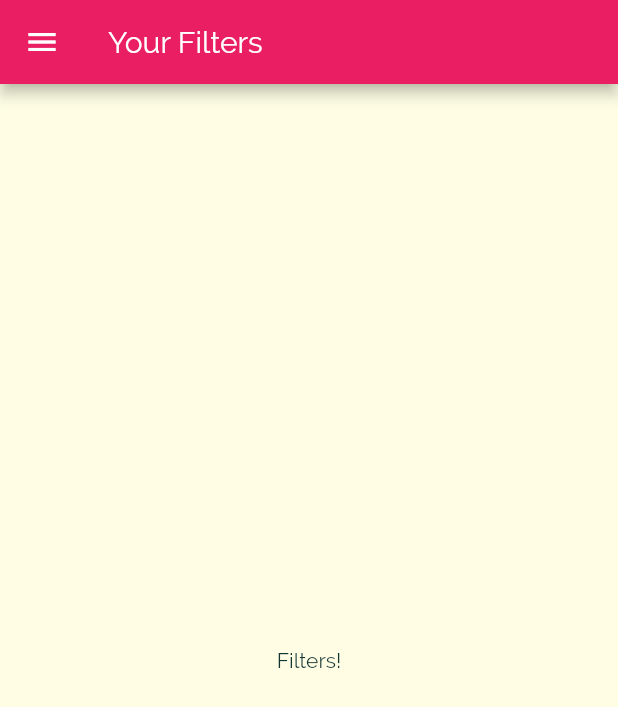
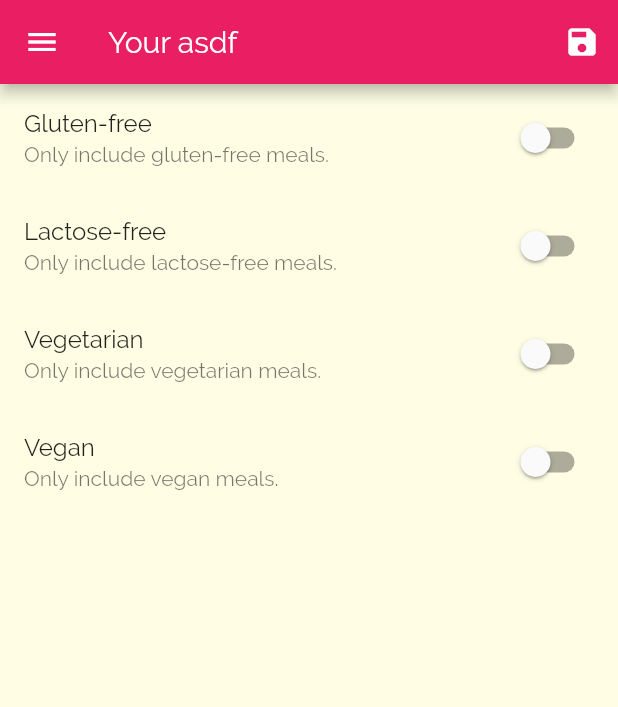
Before and after one commit to muhidayat03/meals-app-flutter, a Flutter app: the FiltersScreen screen opened by its route, on a phone screen of 412 x 824 dp. Shown: the top 707 px of the screen. Run offline on Flutter 3.47's test engine with Material 2 defaults, Android fonts, the phone set to English and light mode, and no system bars.

Commit message:
finishing filter screen

```diff
--- a/lib/main.dart
+++ b/lib/main.dart
@@ -4,12 +4,73 @@ import 'package:meals_app/screens/tab_screen.dart';
 import './screens/categories_screen.dart';
 import './screens/category_meals_screen.dart';
 import './screens/meal_detail_screen.dart';
+import './models/meal.dart';
+import './dummy_data.dart';
 
 void main() {
   runApp(MyApp());
 }
 
-class MyApp extends StatelessWidget {
+class MyApp extends StatefulWidget {
+  @override
+  _MyAppState createState() => _MyAppState();
+}
+
+class _MyAppState extends State<MyApp> {
+  Map<String, bool> _filters = {
+    'gluten': false,
+    'lactose': false,
+    'vegan': false,
+    'vegetarian': false,
+  };
+  List<Meal> _availableMeals = DUMMY_MEALS;
+  List<Meal> _favoriteMeals = [];
+
+  void _setFilters(Map<String, bool> filterData) {
+    setState(() {
+      _filters = filterData;
+      print('ini kepanggil bos');
+      print(_filters);
+      _availableMeals = DUMMY_MEALS.where((meal) {
+        if (_filters['gluten'] && !meal.isGlutenFree) {
+          return false;
+        }
+        if (_filters['lactose'] && !meal.isLactoseFree) {
+          return false;
+        }
+        if (_filters['vegan'] && !meal.isVegan) {
+          return false;
+        }
+        if (_filters['vegetarian'] && !meal.isVegetarian) {
+          return false;
+        }
+        return true;
+      }).toList();
+
+      print(_availableMeals);
+    });
+  }
+
+  void _toggleFavorite(String mealId) {
+    final existingIndex =
+        _favoriteMeals.indexWhere((meal) => meal.id == mealId);
+    if (existingIndex >= 0) {
+      setState(() {
+        _favoriteMeals.removeAt(existingIndex);
+      });
+    } else {
+      setState(() {
+        _favoriteMeals.add(
+          DUMMY_MEALS.firstWhere((meal) => meal.id == mealId),
+        );
+      });
+    }
+  }
+
+  bool _isMealFavorite(String id) {
+    return _favoriteMeals.any((meal) => meal.id == id);
+  }
+
   @override
   Widget build(BuildContext context) {
     return MaterialApp(
@@ -35,9 +96,10 @@ class MyApp extends StatelessWidget {
       initialRoute: '/',
       routes: {
         '/': (ctx) => TabsScreen(),
-        CategoryMealsScreen.routeName: (ctx) => CategoryMealsScreen(),
+        CategoryMealsScreen.routeName: (ctx) =>
+            CategoryMealsScreen(_availableMeals),
         MealDetailScreen.routeName: (ctx) => MealDetailScreen(),
-        FiltersScreen.routeName: (ctx) => FiltersScreen(),
+        FiltersScreen.routeName: (ctx) => FiltersScreen(_filters, _setFilters),
       },
     );
   }
--- a/lib/screens/filters_screen.dart
+++ b/lib/screens/filters_screen.dart
@@ -2,18 +2,119 @@ import 'package:flutter/material.dart';
 
 import '../widgets/main_drawer.dart';
 
-class FiltersScreen extends StatelessWidget {
+class FiltersScreen extends StatefulWidget {
   static const routeName = '/filters';
+  final Function saveFilters;
+  final Map<String, bool> currentFilters;
+
+  FiltersScreen(this.currentFilters, this.saveFilters);
+
+  @override
+  _FiltersScreenState createState() => _FiltersScreenState();
+}
+
+class _FiltersScreenState extends State<FiltersScreen> {
+  bool _glutenFree = false;
+  bool _vegetarian = false;
+  bool _vegan = false;
+  bool _lactoseFree = false;
+
+  initState() {
+    _glutenFree = widget.currentFilters['gluten'];
+    _lactoseFree = widget.currentFilters['lactose'];
+    _vegetarian = widget.currentFilters['vegetarian'];
+    _vegan = widget.currentFilters['vegan'];
+    super.initState();
+  }
+
+  Widget _buildSwitchListTile(
+    String title,
+    String description,
+    bool currentValue,
+    Function updateValue,
+  ) {
+    return SwitchListTile(
+      title: Text(title),
+      value: currentValue,
+      subtitle: Text(
+        description,
+      ),
+      onChanged: updateValue,
+    );
+  }
 
   @override
   Widget build(BuildContext context) {
     return Scaffold(
       appBar: AppBar(
-        title: Text('Your Filters'),
+        title: Text('Your asdf'),
+        actions: [
+          IconButton(
+            icon: Icon(Icons.save),
+            onPressed: () {
+              final selectedFilters = {
+                'gluten': _glutenFree,
+                'lactose': _lactoseFree,
+                'vegan': _vegan,
+                'vegetarian': _vegetarian,
+              };
+              widget.saveFilters(selectedFilters);
+            },
+          )
+        ],
       ),
       drawer: MainDrawer(),
-      body: Center(
-        child: Text('Filters!'),
+      body: Column(
+        children: [
+          _buildSwitchListTile(
+            'Gluten-free',
+            'Only include gluten-free meals.',
+            _glutenFree,
+            (newValue) {
+              setState(
+                () {
+                  _glutenFree = newValue;
+                },
+              );
+            },
+          ),
+          _buildSwitchListTile(
+            'Lactose-free',
+            'Only include lactose-free meals.',
+            _lactoseFree,
+            (newValue) {
+              setState(
+                () {
+                  _lactoseFree = newValue;
+                },
+              );
+            },
+          ),
+          _buildSwitchListTile(
+            'Vegetarian',
+            'Only include vegetarian meals.',
+            _vegetarian,
+            (newValue) {
+              setState(
+                () {
+                  _vegetarian = newValue;
+                },
+              );
+            },
+          ),
+          _buildSwitchListTile(
+            'Vegan',
+            'Only include vegan meals.',
+            _vegan,
+            (newValue) {
+              setState(
+                () {
+                  _vegan = newValue;
+                },
+              );
+            },
+          )
+        ],
       ),
     );
   }
```
Also changed, not shown: lib/screens/category_meals_screen.dart (+13 -3 lines).
